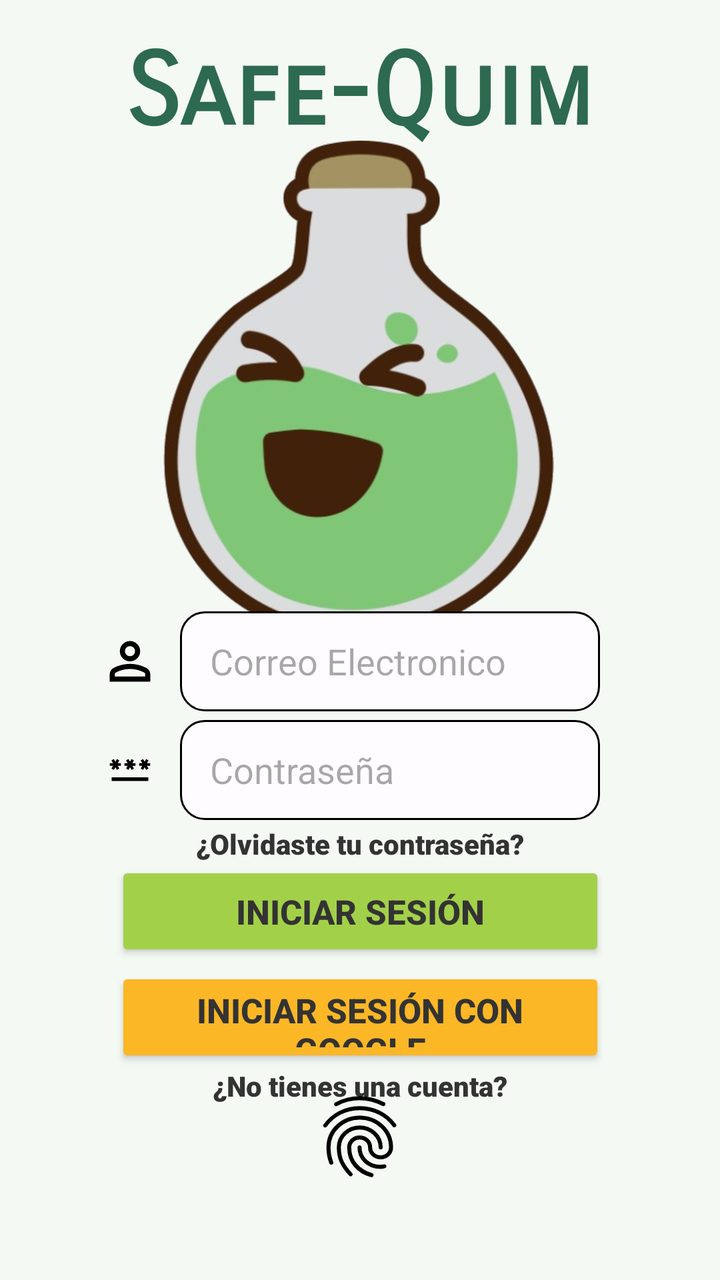
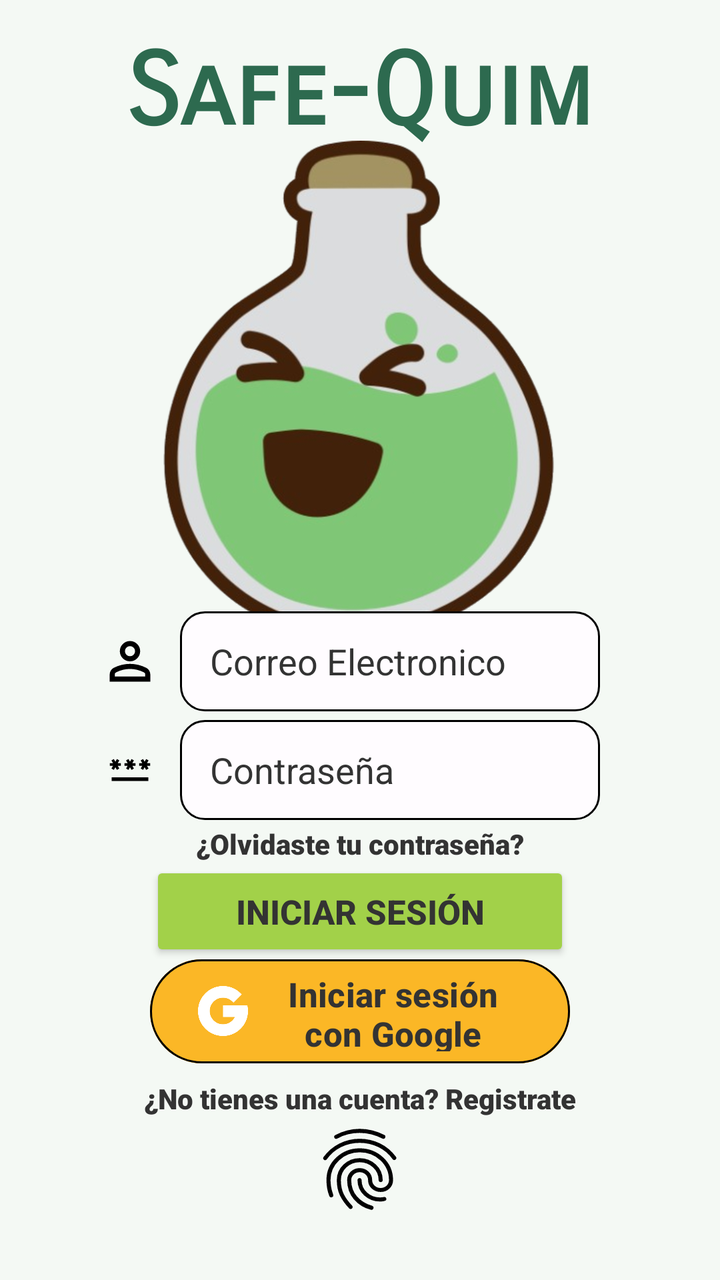

The first picture is an Android layout as it rendered before a commit; the second is the same layout after the commit. The layout source and the unified diff follow.
<!-- AndroidManifest.xml: application theme Theme.App -->
<!-- res/layout/activity_login.xml -->
<?xml version="1.0" encoding="utf-8"?>
<androidx.constraintlayout.widget.ConstraintLayout xmlns:android="http://schemas.android.com/apk/res/android"
    xmlns:app="http://schemas.android.com/apk/res-auto"
    xmlns:tools="http://schemas.android.com/tools"
    android:id="@+id/main"
    android:layout_width="match_parent"
    android:layout_height="match_parent"
    android:background="@color/fondo"
    tools:context=".ui.auth.LoginActivity">

    <LinearLayout
        android:layout_width="wrap_content"
        android:layout_height="wrap_content"
        android:orientation="horizontal"
        app:layout_constraintBottom_toBottomOf="parent"
        app:layout_constraintEnd_toEndOf="parent"
        app:layout_constraintStart_toStartOf="parent"
        app:layout_constraintTop_toTopOf="parent"
        app:layout_constraintVertical_bias="0.0">

        <TextView
            android:id="@+id/textView"
            android:layout_width="match_parent"
            android:layout_height="match_parent"
            android:gravity="center"
            android:text="@string/text_splash"
            android:fontFamily="sans-serif-smallcaps"
            android:textColor="@color/green_light"
            android:textSize="50sp"
            android:layout_marginTop="16dp"
            />
    </LinearLayout>

    <ImageView
        android:id="@+id/iv_logo"
        android:contentDescription="@null"
        android:layout_width="250dp"
        android:layout_height="250dp"
        app:layout_constraintBottom_toBottomOf="parent"
        app:layout_constraintEnd_toEndOf="parent"
        app:layout_constraintHorizontal_bias="0.495"
        app:layout_constraintStart_toStartOf="parent"
        app:layout_constraintTop_toTopOf="parent"
        app:layout_constraintVertical_bias="0.180"
        app:srcCompat="@drawable/logo_app" />

    <LinearLayout
        android:layout_width="wrap_content"
        android:layout_height="wrap_content"
        android:orientation="horizontal"
        app:layout_constraintBottom_toBottomOf="parent"
        app:layout_constraintEnd_toEndOf="parent"
        app:layout_constraintHorizontal_bias="0.4"
        app:layout_constraintStart_toStartOf="parent"
        app:layout_constraintTop_toTopOf="parent"
        app:layout_constraintVertical_bias="0.518">

        <ImageView
            android:layout_width="50dp"
            android:layout_height="50dp"
            android:contentDescription="@null"
            android:orientation="horizontal"
            android:src="@drawable/ic_user_login"
            app:layout_constraintBottom_toBottomOf="parent"
            app:layout_constraintHorizontal_bias="0.495"
            app:layout_constraintStart_toStartOf="parent"
            app:layout_constraintTop_toTopOf="parent"
            app:layout_constraintVertical_bias="0.603" />

        <EditText
            android:id="@+id/et_email_login"
            android:layout_width="match_parent"
            android:layout_height="match_parent"
            android:background="@drawable/style_edit"
            android:ems="10"
            android:hint="@string/correo_electronico"
            android:inputType="textEmailAddress"
            android:paddingStart="15dp"
            android:paddingEnd="15dp" />
    </LinearLayout>

    <LinearLayout
        android:layout_width="wrap_content"
        android:layout_height="wrap_content"
        android:orientation="horizontal"
        app:layout_constraintBottom_toBottomOf="parent"
        app:layout_constraintEnd_toEndOf="parent"
        app:layout_constraintHorizontal_bias="0.4"
        app:layout_constraintStart_toStartOf="parent"
        app:layout_constraintTop_toTopOf="parent"
        app:layout_constraintVertical_bias="0.610"
        >

        <ImageView
            android:src="@drawable/ic_password_login"
            android:contentDescription="@null"
            android:layout_width="50dp"
            android:layout_height="50dp"
            android:orientation="horizontal"
            app:layout_constraintBottom_toBottomOf="parent"
            app:layout_constraintHorizontal_bias="0.495"
            app:layout_constraintStart_toStartOf="parent"
            app:layout_constraintTop_toTopOf="parent"
            app:layout_constraintVertical_bias="0.603"/>

        <EditText
            android:id="@+id/et_password_login"
            android:layout_width="match_parent"
            android:layout_height="match_parent"
            android:background="@drawable/style_edit"
            android:ems="10"
            android:hint="@string/contraseña"
            android:inputType="textPassword"
            android:paddingStart="15dp"
            android:paddingEnd="15dp" />
    </LinearLayout>


    <LinearLayout
        android:layout_width="wrap_content"
        android:layout_height="wrap_content"
        android:orientation="horizontal"
        app:layout_constraintBottom_toBottomOf="parent"
        app:layout_constraintEnd_toEndOf="parent"
        app:layout_constraintStart_toStartOf="parent"
        app:layout_constraintTop_toTopOf="parent"
        app:layout_constraintVertical_bias="0.655">

        <TextView
            android:id="@+id/forgot_password"
            android:layout_width="match_parent"
            android:layout_height="match_parent"
            android:gravity="center"
            android:text="@string/olvidaste_contraseña"
            android:textColor="@color/color_text"
            android:textSize="14sp"
            android:layout_marginTop="16dp"
            />
    </LinearLayout>

    <LinearLayout
        android:layout_width="wrap_content"
        android:layout_height="wrap_content"
        android:orientation="horizontal"
        app:layout_constraintBottom_toBottomOf="parent"
        app:layout_constraintEnd_toEndOf="parent"
        app:layout_constraintStart_toStartOf="parent"
        app:layout_constraintTop_toTopOf="parent"
        app:layout_constraintVertical_bias="0.730"
        >

        <Button
            android:id="@+id/btn_ingresar_google"
            android:layout_width="245dp"
            android:layout_height="50dp"
            android:backgroundTint="@color/botones"
            android:text="@string/iniciar_sesion"
            android:textColor="@color/color_text"
            android:textSize="17sp"
            android:textStyle="bold"
            app:strokeColor="@color/black"
            app:strokeWidth="1dp" />
    </LinearLayout>

    <LinearLayout
        android:layout_width="wrap_content"
        android:layout_height="wrap_content"
        android:orientation="horizontal"
        app:layout_constraintBottom_toBottomOf="parent"
        app:layout_constraintEnd_toEndOf="parent"
        app:layout_constraintStart_toStartOf="parent"
        app:layout_constraintTop_toTopOf="parent"
        app:layout_constraintVertical_bias="0.820"
        >

        <Button
            android:id="@+id/btn_ingresar"
            android:layout_width="245dp"
            android:layout_height="50dp"
            android:backgroundTint="@color/orange"
            android:text="@string/iniciar_sesion_google"
            android:textColor="@color/color_text"
            android:textSize="17sp"
            android:textStyle="bold"
            app:strokeColor="@color/black"
            app:strokeWidth="1dp" />
    </LinearLayout>

    <LinearLayout
        android:layout_width="wrap_content"
        android:layout_height="wrap_content"
        android:orientation="horizontal"
        app:layout_constraintBottom_toBottomOf="parent"
        app:layout_constraintEnd_toEndOf="parent"
        app:layout_constraintStart_toStartOf="parent"
        app:layout_constraintTop_toTopOf="parent"
        app:layout_constraintVertical_bias="0.855">

        <TextView
            android:id="@+id/no_tienes_cuenta"
            android:layout_width="match_parent"
            android:layout_height="match_parent"
            android:gravity="center"
            android:text="@string/no_tienes_cuenta"
            android:textColor="@color/color_text"
            android:textSize="14sp"
            android:layout_marginTop="16dp"
            />
    </LinearLayout>

    <LinearLayout
        android:layout_width="wrap_content"
        android:layout_height="wrap_content"
        android:orientation="horizontal"
        app:layout_constraintBottom_toBottomOf="parent"
        app:layout_constraintEnd_toEndOf="parent"
        app:layout_constraintStart_toStartOf="parent"
        app:layout_constraintTop_toTopOf="parent"
        app:layout_constraintVertical_bias="0.960"
        >

        <ImageView
            android:id="@+id/btn_ingresar_fingerinprint"
            android:layout_width="100dp"
            android:layout_height="100dp"
            android:contentDescription="@null"
            android:orientation="horizontal"
            android:src="@drawable/ic_fingerprint_login" />
    </LinearLayout>
</androidx.constraintlayout.widget.ConstraintLayout>
<!-- resources referenced by this layout -->
<resources>
  <color name="black">#FF000000</color>
  <color name="botones">#A2D149</color>
  <color name="color_text">#333333</color>
  <color name="fondo">#F4F9F4</color>
  <color name="green_light">#2D6A4F</color>
  <color name="orange">#fbb726</color>
  <!-- drawable ic_password_login (drawable) -->
  <vector xmlns:android="http://schemas.android.com/apk/res/android"
      android:width="108dp"
      android:height="108dp"
      android:viewportWidth="24"
      android:viewportHeight="24"
      android:tint="#000000">
    <group android:scaleX="0.43848"
        android:scaleY="0.43848"
        android:translateX="6.73824"
        android:translateY="6.29976">
      <path
          android:fillColor="@android:color/white"
          android:pathData="M2,17h20v2H2V17zM3.15,12.95L4,11.47l0.85,1.48l1.3,-0.75L5.3,10.72H7v-1.5H5.3l0.85,-1.47L4.85,7L4,8.47L3.15,7l-1.3,0.75L2.7,9.22H1v1.5h1.7L1.85,12.2L3.15,12.95zM9.85,12.2l1.3,0.75L12,11.47l0.85,1.48l1.3,-0.75l-0.85,-1.48H15v-1.5h-1.7l0.85,-1.47L12.85,7L12,8.47L11.15,7l-1.3,0.75l0.85,1.47H9v1.5h1.7L9.85,12.2zM23,9.22h-1.7l0.85,-1.47L20.85,7L20,8.47L19.15,7l-1.3,0.75l0.85,1.47H17v1.5h1.7l-0.85,1.48l1.3,0.75L20,11.47l0.85,1.48l1.3,-0.75l-0.85,-1.48H23V9.22z"/>
    </group>
  </vector>
  <!-- drawable ic_user_login (drawable) -->
  <vector xmlns:android="http://schemas.android.com/apk/res/android"
      android:width="108dp"
      android:height="108dp"
      android:viewportWidth="960"
      android:viewportHeight="960"
      android:tint="#000000">
    <group android:scaleX="0.609"
        android:scaleY="0.609"
        android:translateX="187.68"
        android:translateY="187.68">
      <path
          android:fillColor="@android:color/white"
          android:pathData="M367,433Q320,386 320,320Q320,254 367,207Q414,160 480,160Q546,160 593,207Q640,254 640,320Q640,386 593,433Q546,480 480,480Q414,480 367,433ZM160,800L160,688Q160,654 177.5,625.5Q195,597 224,582Q286,551 350,535.5Q414,520 480,520Q546,520 610,535.5Q674,551 736,582Q765,597 782.5,625.5Q800,654 800,688L800,800L160,800ZM240,720L720,720L720,688Q720,677 714.5,668Q709,659 700,654Q646,627 591,613.5Q536,600 480,600Q424,600 369,613.5Q314,627 260,654Q251,659 245.5,668Q240,677 240,688L240,720ZM536.5,376.5Q560,353 560,320Q560,287 536.5,263.5Q513,240 480,240Q447,240 423.5,263.5Q400,287 400,320Q400,353 423.5,376.5Q447,400 480,400Q513,400 536.5,376.5ZM480,320Q480,320 480,320Q480,320 480,320Q480,320 480,320Q480,320 480,320Q480,320 480,320Q480,320 480,320Q480,320 480,320Q480,320 480,320ZM480,720L480,720Q480,720 480,720Q480,720 480,720Q480,720 480,720Q480,720 480,720Q480,720 480,720Q480,720 480,720Q480,720 480,720Q480,720 480,720L480,720Z"/>
    </group>
  </vector>
  <!-- drawable logo_app: png bitmap (drawable, 158709 bytes) -->
  <!-- drawable style_edit (drawable) -->
  <?xml version="1.0" encoding="utf-8"?>
  <shape xmlns:android="http://schemas.android.com/apk/res/android">
  
      <corners android:radius="12dp"/>
      <stroke android:color="@color/black" android:width="1dp"/>
      <solid android:color="@color/white_light"/>
  
  </shape>
  <string name="correo_electronico">Correo Electronico</string>
  <string name="iniciar_sesion">Iniciar sesión</string>
  <string name="iniciar_sesion_google">Iniciar sesión con Google</string>
  <string name="no_tienes_cuenta">¿No tienes una cuenta?</string>
  <string name="text_splash">Safe-Quim</string>
  <style name="Theme.App" parent="Base.Theme.App" />
  <color name="white_light">#fffcff</color>
  <style name="Base.Theme.App" parent="Theme.Material3.DayNight.NoActionBar">
          
          
          <item name="android:textViewStyle">@style/miFuente</item>
      </style>
  <style name="miFuente" parent="Widget.AppCompat.TextView">
          <item name="android:fontFamily">sans-serif-black</item>
          <item name="android:textFontWeight">900</item>
          <item name="android:textStyle">bold</item>
          <item name="android:textColor">@color/color_text</item>
      </style>
  <!-- unchanged entries left out for length: 1 -->
</resources>

<!-- the commit's change to res/layout/activity_login.xml (unified diff, before → after) -->
@@ -1,5 +1,6 @@
 <?xml version="1.0" encoding="utf-8"?>
-<androidx.constraintlayout.widget.ConstraintLayout xmlns:android="http://schemas.android.com/apk/res/android"
+<androidx.constraintlayout.widget.ConstraintLayout
+    xmlns:android="http://schemas.android.com/apk/res/android"
     xmlns:app="http://schemas.android.com/apk/res-auto"
     xmlns:tools="http://schemas.android.com/tools"
     android:id="@+id/main"
@@ -25,7 +26,7 @@
             android:gravity="center"
             android:text="@string/text_splash"
             android:fontFamily="sans-serif-smallcaps"
-            android:textColor="@color/green_light"
+            android:textColor="@color/color_nombre_app"
             android:textSize="50sp"
             android:layout_marginTop="16dp"
             />
@@ -74,6 +75,8 @@
             android:background="@drawable/style_edit"
             android:ems="10"
             android:hint="@string/correo_electronico"
+            android:textColorHint="@color/color_text"
+            android:textColor="@color/color_text"
             android:inputType="textEmailAddress"
             android:paddingStart="15dp"
             android:paddingEnd="15dp" />
@@ -110,12 +113,13 @@
             android:background="@drawable/style_edit"
             android:ems="10"
             android:hint="@string/contraseña"
+            android:textColorHint="@color/color_text"
+            android:textColor="@color/color_text"
             android:inputType="textPassword"
             android:paddingStart="15dp"
             android:paddingEnd="15dp" />
     </LinearLayout>
 
-
     <LinearLayout
         android:layout_width="wrap_content"
         android:layout_height="wrap_content"
@@ -135,6 +139,8 @@
             android:textColor="@color/color_text"
             android:textSize="14sp"
             android:layout_marginTop="16dp"
+            android:clickable="true"
+            android:focusable="true"
             />
     </LinearLayout>
 
@@ -146,12 +152,11 @@
         app:layout_constraintEnd_toEndOf="parent"
         app:layout_constraintStart_toStartOf="parent"
         app:layout_constraintTop_toTopOf="parent"
-        app:layout_constraintVertical_bias="0.730"
-        >
+        app:layout_constraintVertical_bias="0.730">
 
         <Button
             android:id="@+id/btn_ingresar_google"
-            android:layout_width="245dp"
+            android:layout_width="210dp"
             android:layout_height="50dp"
             android:backgroundTint="@color/botones"
             android:text="@string/iniciar_sesion"
@@ -162,39 +167,37 @@
             app:strokeWidth="1dp" />
     </LinearLayout>
 
-    <LinearLayout
-        android:layout_width="wrap_content"
-        android:layout_height="wrap_content"
-        android:orientation="horizontal"
+    <com.google.android.material.button.MaterialButton
+        android:id="@+id/btn_ingresar"
+        android:layout_width="210dp"
+        android:layout_height="60dp"
+        android:backgroundTint="@color/orange"
+        android:text="@string/iniciar_sesion_google"
+        android:textColor="@color/color_text"
+        android:textSize="17sp"
+        android:textStyle="bold"
+        app:icon="@drawable/ic_google"
+        app:iconGravity="start"
+        app:iconSize="25dp"
+        app:strokeColor="@color/black"
+        app:strokeWidth="1dp"
+        android:textAllCaps="false"
         app:layout_constraintBottom_toBottomOf="parent"
         app:layout_constraintEnd_toEndOf="parent"
         app:layout_constraintStart_toStartOf="parent"
         app:layout_constraintTop_toTopOf="parent"
         app:layout_constraintVertical_bias="0.820"
-        >
-
-        <Button
-            android:id="@+id/btn_ingresar"
-            android:layout_width="245dp"
-            android:layout_height="50dp"
-            android:backgroundTint="@color/orange"
-            android:text="@string/iniciar_sesion_google"
-            android:textColor="@color/color_text"
-            android:textSize="17sp"
-            android:textStyle="bold"
-            app:strokeColor="@color/black"
-            app:strokeWidth="1dp" />
-    </LinearLayout>
-
-    <LinearLayout
-        android:layout_width="wrap_content"
-        android:layout_height="wrap_content"
-        android:orientation="horizontal"
-        app:layout_constraintBottom_toBottomOf="parent"
-        app:layout_constraintEnd_toEndOf="parent"
-        app:layout_constraintStart_toStartOf="parent"
-        app:layout_constraintTop_toTopOf="parent"
-        app:layout_constraintVertical_bias="0.855">
+        />
+
+    <LinearLayout
+        android:layout_width="wrap_content"
+        android:layout_height="wrap_content"
+        android:orientation="horizontal"
+        app:layout_constraintBottom_toBottomOf="parent"
+        app:layout_constraintEnd_toEndOf="parent"
+        app:layout_constraintStart_toStartOf="parent"
+        app:layout_constraintTop_toTopOf="parent"
+        app:layout_constraintVertical_bias="0.865">
 
         <TextView
             android:id="@+id/no_tienes_cuenta"
@@ -204,19 +207,20 @@
             android:text="@string/no_tienes_cuenta"
             android:textColor="@color/color_text"
             android:textSize="14sp"
-            android:layout_marginTop="16dp"
-            />
-    </LinearLayout>
-
-    <LinearLayout
-        android:layout_width="wrap_content"
-        android:layout_height="wrap_content"
-        android:orientation="horizontal"
-        app:layout_constraintBottom_toBottomOf="parent"
-        app:layout_constraintEnd_toEndOf="parent"
-        app:layout_constraintStart_toStartOf="parent"
-        app:layout_constraintTop_toTopOf="parent"
-        app:layout_constraintVertical_bias="0.960"
+            android:layout_marginTop="18dp"
+            android:clickable="true"
+            android:focusable="true"/>
+    </LinearLayout>
+
+    <LinearLayout
+        android:layout_width="wrap_content"
+        android:layout_height="wrap_content"
+        android:orientation="horizontal"
+        app:layout_constraintBottom_toBottomOf="parent"
+        app:layout_constraintEnd_toEndOf="parent"
+        app:layout_constraintStart_toStartOf="parent"
+        app:layout_constraintTop_toTopOf="parent"
+        app:layout_constraintVertical_bias="0.990"
         >
 
         <ImageView
<!-- resource entries referenced after the edit -->
@@ -2,10 +2,11 @@
 <resources>
   <color name="black">#FF000000</color>
   <color name="botones">#A2D149</color>
+  <color name="color_nombre_app">#2D6A4F</color>
   <color name="color_text">#333333</color>
   <color name="fondo">#F4F9F4</color>
-  <color name="green_light">#2D6A4F</color>
   <color name="orange">#fbb726</color>
+  <!-- drawable ic_google: png bitmap (drawable, 9062 bytes) -->
   <!-- drawable ic_password_login (drawable) -->
   <vector xmlns:android="http://schemas.android.com/apk/res/android"
       android:width="108dp"
@@ -51,7 +52,7 @@
   <string name="correo_electronico">Correo Electronico</string>
   <string name="iniciar_sesion">Iniciar sesión</string>
   <string name="iniciar_sesion_google">Iniciar sesión con Google</string>
-  <string name="no_tienes_cuenta">¿No tienes una cuenta?</string>
+  <string name="no_tienes_cuenta">¿No tienes una cuenta? Registrate</string>
   <string name="text_splash">Safe-Quim</string>
   <style name="Theme.App" parent="Base.Theme.App" />
   <color name="white_light">#fffcff</color>
